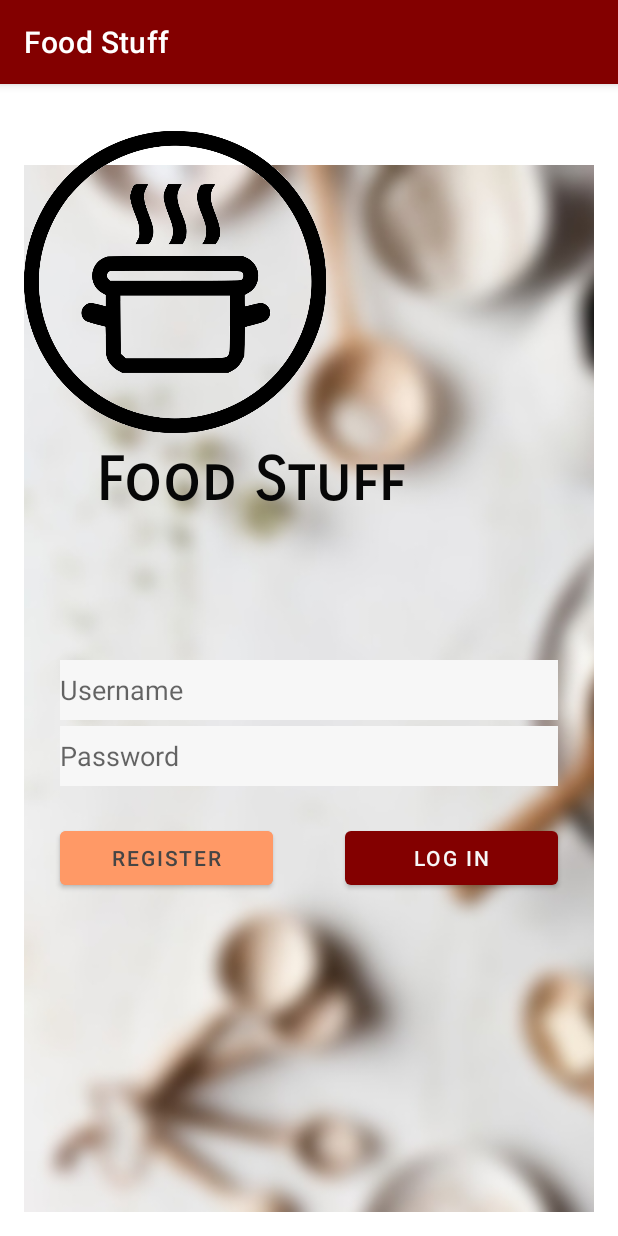
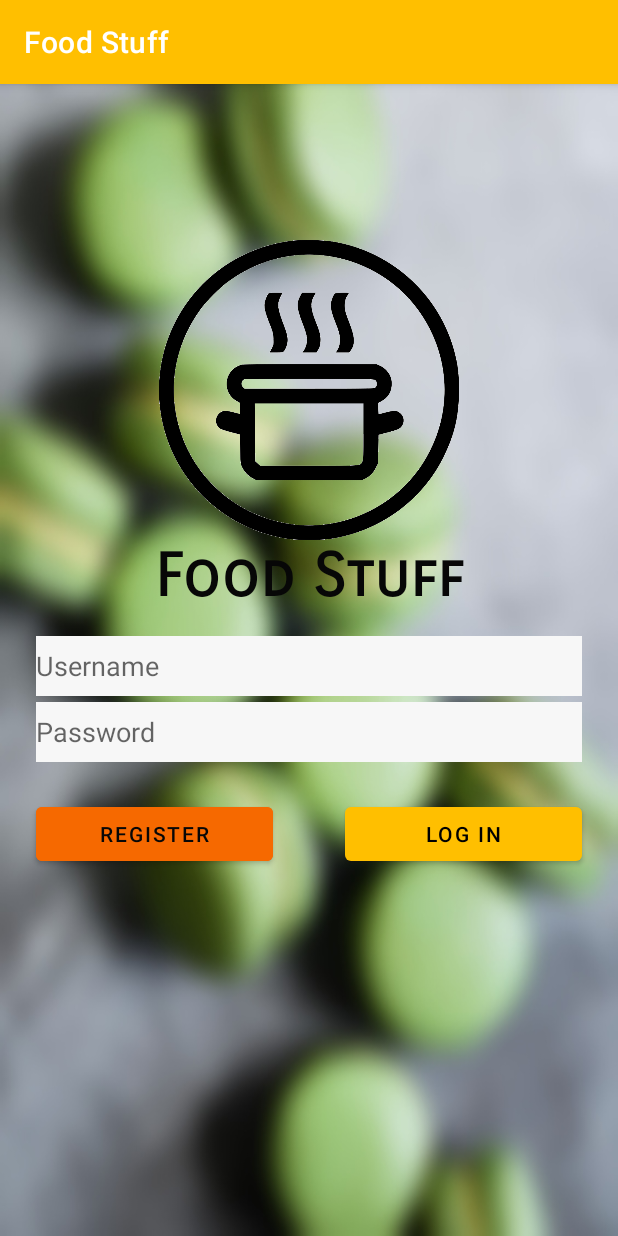
Before and after one commit to Jorgeelalto/mds-2021, an Android app: the screen it shows after launch (LoginActivity), on a phone screen of 412 x 824 dp. Run offline under Robolectric (Android 15) with nearby library versions, the phone set to English and light mode, and no system bars; our stand-ins replace Firebase (no records; nobody signed in at launch, a user with empty details on screens opened directly); Roboto replaces fonts that are not available here.

Commit message:
Cambios en vista

```diff
--- a/UIFragmentsJorge/app/src/main/res/layout/activity_login.xml
+++ b/UIFragmentsJorge/app/src/main/res/layout/activity_login.xml
@@ -5,32 +5,30 @@
     android:id="@+id/container"
     android:layout_width="match_parent"
     android:layout_height="match_parent"
-    android:paddingLeft="@dimen/activity_horizontal_margin"
-    android:paddingTop="@dimen/activity_vertical_margin"
-    android:paddingRight="@dimen/activity_horizontal_margin"
-    android:paddingBottom="@dimen/activity_vertical_margin"
     tools:context=".login.LoginActivity"
     tools:ignore="ExtraText">
 
+//https://www.snixykitchen.com/matcha-macarons-with-mango-buttercream/
     <ImageView
         android:id="@+id/loginBackground"
-        android:layout_width="514dp"
-        android:layout_height="848dp"
+        android:layout_width="wrap_content"
+        android:layout_height="wrap_content"
         android:background="@null"
-        android:src="@drawable/loginbackground"
-        tools:ignore="MissingConstraints"
-        tools:layout_editor_absoluteX="-62dp"
-        tools:layout_editor_absoluteY="-59dp" />
+        android:scaleType="fitXY"
+        android:src="@drawable/loginback"
+        app:layout_constraintTop_toTopOf="parent"
+        tools:ignore="MissingConstraints" />
 
     <ImageView
         android:id="@+id/logoImage"
-        android:layout_width="201dp"
-        android:layout_height="232dp"
+        android:layout_width="wrap_content"
+        android:layout_height="200dp"
+        android:layout_marginTop="104dp"
         android:background="@null"
         android:src="@drawable/cheflogo"
-        tools:ignore="MissingConstraints"
-        tools:layout_editor_absoluteX="89dp"
-        tools:layout_editor_absoluteY="83dp"/>
+        app:layout_constraintBottom="@id/container"
+        app:layout_constraintTop_toTopOf="parent"
+        tools:ignore="MissingConstraints" />
 
     <EditText
         android:id="@+id/password"
@@ -60,7 +58,7 @@
         android:layout_marginTop="8dp"
         android:backgroundTint="@color/main_3"
         android:text="@string/action_register"
-        android:textColor="@color/gray2"
+        android:textColor="@color/black"
         app:layout_constraintHorizontal_bias="0.375"
         app:layout_constraintLeft_toLeftOf="parent"
         app:layout_constraintRight_toLeftOf="@+id/guideline"
@@ -92,13 +90,12 @@
         app:layout_constraintHorizontal_bias="0.126"
         app:layout_constraintLeft_toRightOf="@+id/guideline"
         app:layout_constraintRight_toRightOf="parent"
-        app:layout_constraintTop_toBottomOf="@id/password" />
+        app:layout_constraintTop_toBottomOf="@id/password"
+        android:textColor="@android:color/black"/>
 
     <TextView
         android:id="@+id/LoginTitle"
-        android:layout_width="301dp"
-        android:layout_height="51dp"
-        android:layout_marginTop="224dp"
+        android:layout_width="match_parent"
         android:elegantTextHeight="true"
         android:fontFamily="sans-serif-smallcaps"
         android:text="Food Stuff"
@@ -107,9 +104,10 @@
         android:textColorHighlight="@color/black"
         android:textSize="40dp"
         android:textStyle="bold"
-        app:layout_constraintTop_toTopOf="@+id/logoImage"
+        app:layout_constraintTop_toBottomOf="@+id/logoImage"
         tools:ignore="MissingConstraints"
-        tools:layout_editor_absoluteX="40dp" />
+        tools:layout_editor_absoluteX="-7dp"
+        android:layout_height="wrap_content" />
 
     <androidx.constraintlayout.widget.Guideline
         android:id="@+id/guideline"
--- a/UIFragmentsJorge/app/src/main/res/values/colors.xml
+++ b/UIFragmentsJorge/app/src/main/res/values/colors.xml
@@ -1,7 +1,7 @@
 <?xml version="1.0" encoding="utf-8"?>
 <resources>
-    <color name="main_3">#ff9966</color>
-    <color name="main_2">#830000</color>
+    <color name="main_3">#F66900</color>
+    <color name="main_2">#FFBF00</color>
     <color name="main_1">#3C3431</color>
     <color name="black">#070707</color>
     <color name="gray1">#272727</color>
```
Also changed, not shown: UIFragmentsJorge/app/src/main/res/drawable/loginback.jpg (added), UIFragmentsJorge/app/src/main/res/drawable/loginbackground.jpg (deleted).
